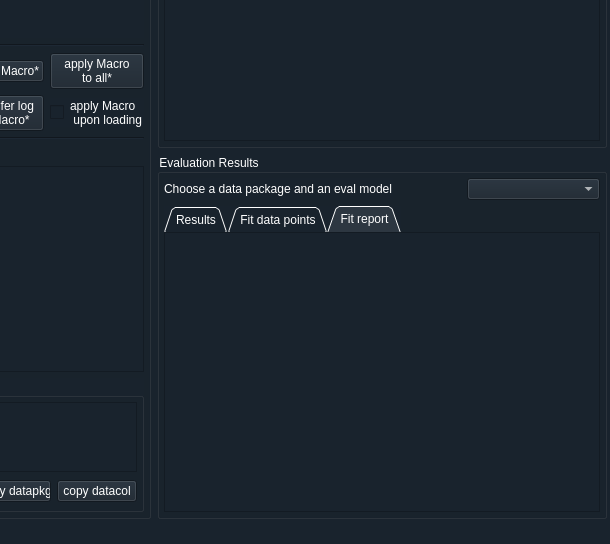
This is src/evaluix/GUIs/Evaluix2_MainWindowLayout.ui in exp4-age/evaluix as Qt 5 draws it before an edit; both pictures show x 790 to 1400 and y 296 to 840 of the 1400 by 840 pixel window. The edited form follows.
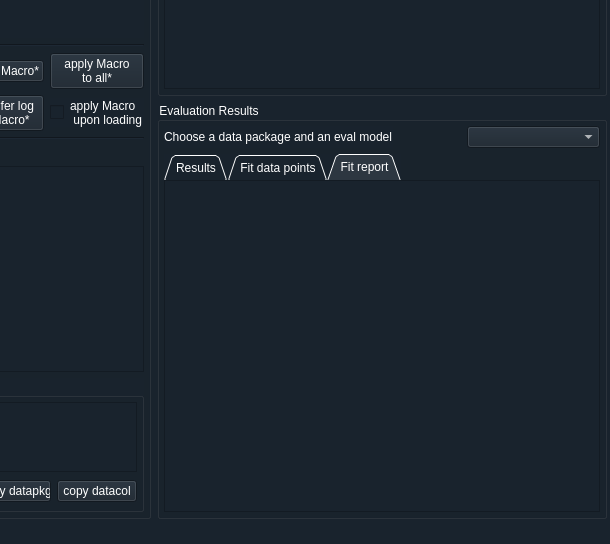
This is the edited form. The open tabs and pages were chosen to show the change. Icons and pictures are not drawn. Custom widgets are drawn as their Qt base class.

```diff
--- a/src/evaluix/GUIs/Evaluix2_MainWindowLayout.ui
+++ b/src/evaluix/GUIs/Evaluix2_MainWindowLayout.ui
@@ -597,7 +597,7 @@
               <property name="sizePolicy">
                <sizepolicy hsizetype="Preferred" vsizetype="Preferred">
                 <horstretch>4</horstretch>
-                <verstretch>2</verstretch>
+                <verstretch>8</verstretch>
                </sizepolicy>
               </property>
               <property name="title">
@@ -765,8 +765,8 @@
                        <rect>
                         <x>0</x>
                         <y>0</y>
-                        <width>413</width>
-                        <height>300</height>
+                        <width>98</width>
+                        <height>28</height>
                        </rect>
                       </property>
                      </widget>
```
Left out of the diff: 6 changed lines with no effect on the pictures.
